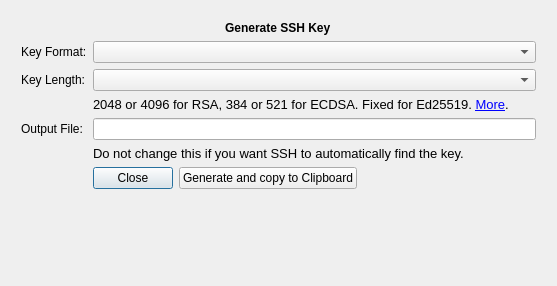
borgbase/vorta, file src/vorta/assets/UI/sshadd.ui: the form before one commit.
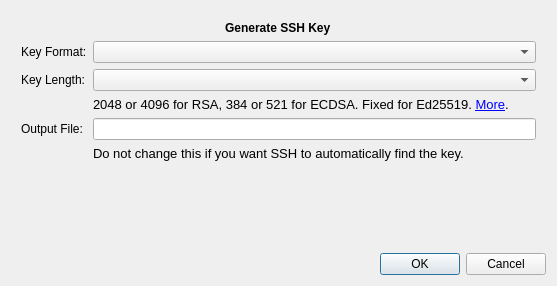
The form after the commit.

Commit message:
Introduce `QDialogButtonBox` to modal dialogs in vorta.
* src/vorta/assets/UI/extractdialog.ui
* src/vorta/views/extract_dialog.py

* src/vorta/assets/UI/repoadd.ui
* src/vorta/views/repo_add_dialog.py

* src/vorta/assets/UI/sshadd.ui
* src/vorta/views/ssh_dialog.py

```diff
--- a/src/vorta/assets/UI/sshadd.ui
+++ b/src/vorta/assets/UI/sshadd.ui
@@ -121,30 +121,6 @@
         </widget>
        </item>
        <item row="5" column="1">
-        <layout class="QHBoxLayout" name="horizontalLayout">
-         <item>
-          <widget class="QPushButton" name="closeButton">
-           <property name="text">
-            <string>Close</string>
-           </property>
-          </widget>
-         </item>
-         <item>
-          <widget class="QPushButton" name="generateButton">
-           <property name="sizePolicy">
-            <sizepolicy hsizetype="Minimum" vsizetype="Fixed">
-             <horstretch>2</horstretch>
-             <verstretch>0</verstretch>
-            </sizepolicy>
-           </property>
-           <property name="text">
-            <string>Generate and copy to Clipboard</string>
-           </property>
-          </widget>
-         </item>
-        </layout>
-       </item>
-       <item row="6" column="1">
         <widget class="QLabel" name="errors">
          <property name="sizePolicy">
           <sizepolicy hsizetype="Expanding" vsizetype="Preferred">
@@ -175,6 +151,13 @@
      </item>
     </layout>
    </item>
+   <item>
+    <widget class="QDialogButtonBox" name="buttonBox">
+     <property name="standardButtons">
+      <set>QDialogButtonBox::Cancel|QDialogButtonBox::Ok</set>
+     </property>
+    </widget>
+   </item>
   </layout>
  </widget>
  <resources/>
```
Left out of the diff: 6 changed lines with no effect on the pictures. The commit also changes 5 other files.
